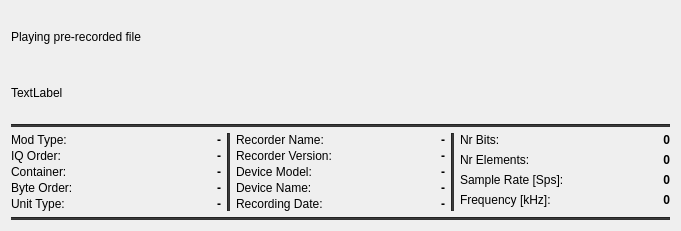
tomneda/DABstar, file src/devices/forms/xmlfiles.ui: the form before one commit.
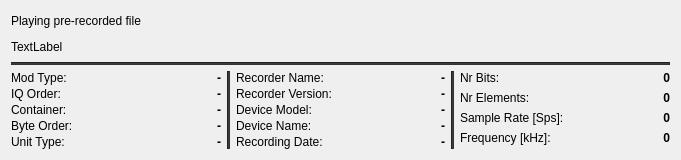
The form after the commit.

```diff
--- a/src/devices/forms/xmlfiles.ui
+++ b/src/devices/forms/xmlfiles.ui
@@ -7,7 +7,7 @@
     <x>0</x>
     <y>0</y>
     <width>681</width>
-    <height>231</height>
+    <height>160</height>
    </rect>
   </property>
   <property name="windowTitle">
@@ -369,16 +369,6 @@
      </item>
     </layout>
    </item>
-   <item>
-    <widget class="Line" name="line_4">
-     <property name="styleSheet">
-      <string notr="true">background-color: #333333;</string>
-     </property>
-     <property name="orientation">
-      <enum>Qt::Orientation::Horizontal</enum>
-     </property>
-    </widget>
-   </item>
   </layout>
  </widget>
  <resources/>
```
